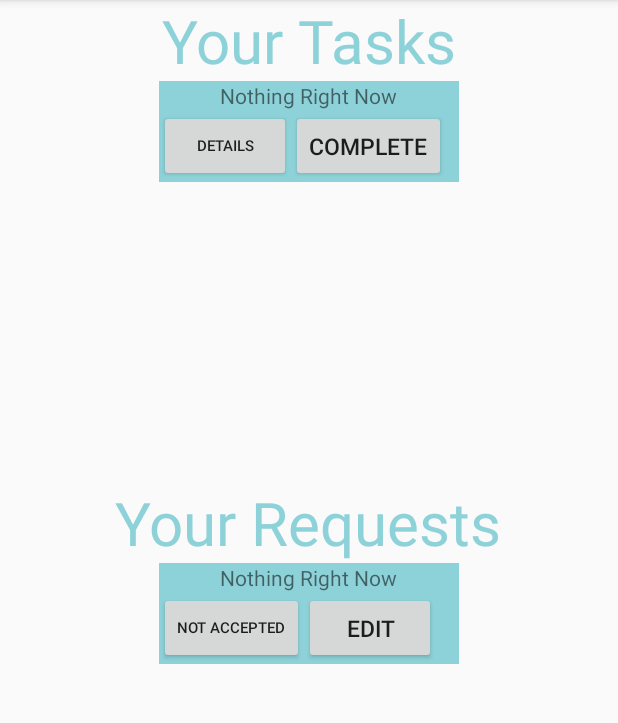
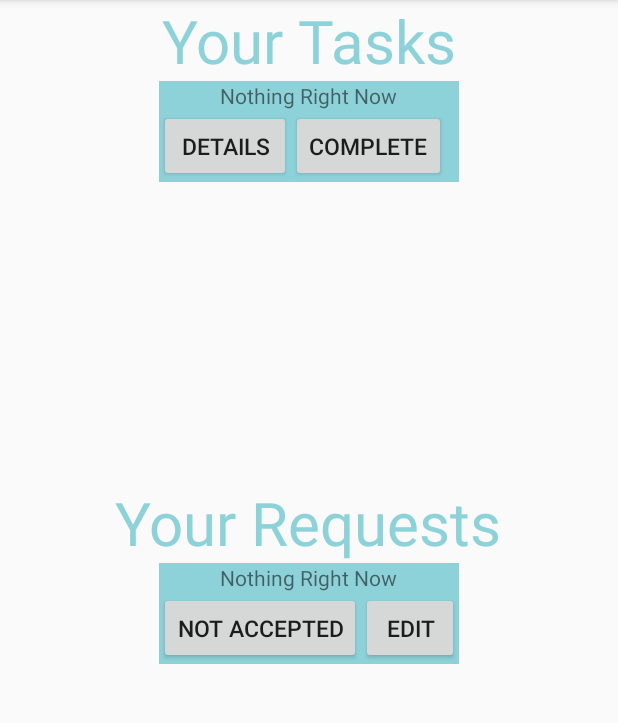
Before and after one commit to Khechoyan-Yuri/android-app-tian, an Android app: the screen it shows after launch (MainActivity), on a phone screen of 412 x 824 dp, the part 84-807 px from its top. Run offline under Robolectric (Android 15) with nearby library versions, the phone set to English and light mode, and no system bars.

Commit message:
Made text sizes equal

```diff
--- a/DunDeal/app/src/main/res/layout/activity_main.xml
+++ b/DunDeal/app/src/main/res/layout/activity_main.xml
@@ -40,7 +40,7 @@
             android:layout_width="wrap_content"
             android:layout_height="wrap_content"
             android:text="Details"
-            android:textSize="10dp"
+            android:textSize="15dp"
             />
 
         <Button
@@ -91,7 +91,7 @@
             android:layout_width="wrap_content"
             android:layout_height="wrap_content"
             android:text="Not Accepted"
-            android:textSize="10dp"
+            android:textSize="15dp"
             />
 
         <Button
```
